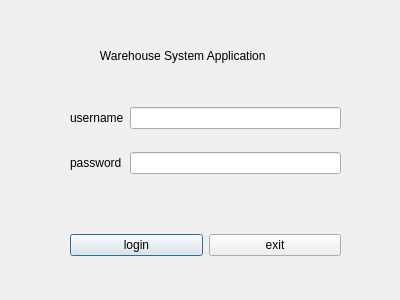
The window that qt_designer/login.ui (QUAFFquaff/Warehouse-Navigation-Application) describes before a commit, drawn with Qt 5.
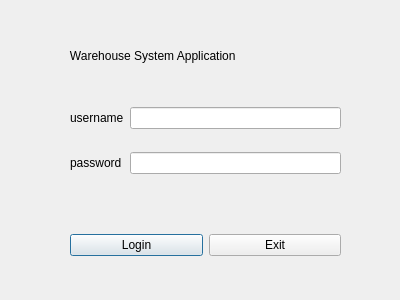
The same window after the commit.

Commit message: button func

What changed in the file:
```diff
--- a/qt_designer/login.ui
+++ b/qt_designer/login.ui
@@ -16,9 +16,9 @@
   <widget class="QLabel" name="label">
    <property name="geometry">
     <rect>
-     <x>80</x>
+     <x>50</x>
      <y>40</y>
-     <width>261</width>
+     <width>291</width>
      <height>31</height>
     </rect>
    </property>
@@ -39,14 +39,14 @@
     <item>
      <widget class="QPushButton" name="login_button">
       <property name="text">
-       <string>login</string>
+       <string>Login</string>
       </property>
      </widget>
     </item>
     <item>
      <widget class="QPushButton" name="exit_button">
       <property name="text">
-       <string>exit</string>
+       <string>Exit</string>
       </property>
      </widget>
     </item>
```
Left out of the diff: 4 changed lines with no effect on the pictures. The commit also changes 6 other files.
